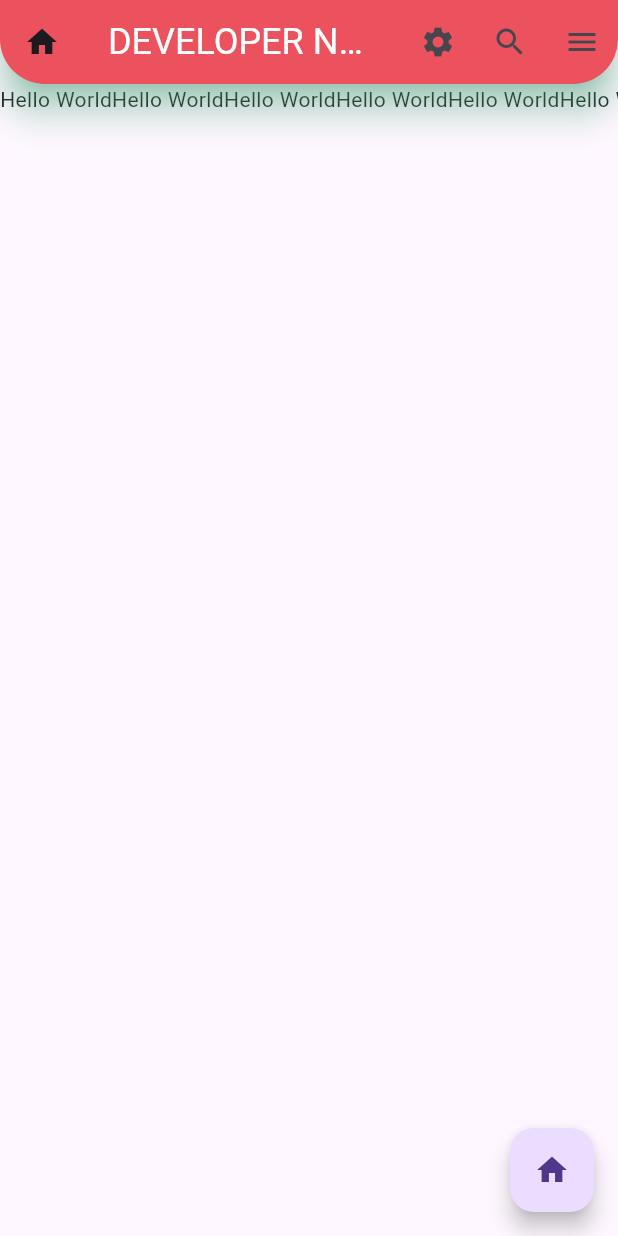
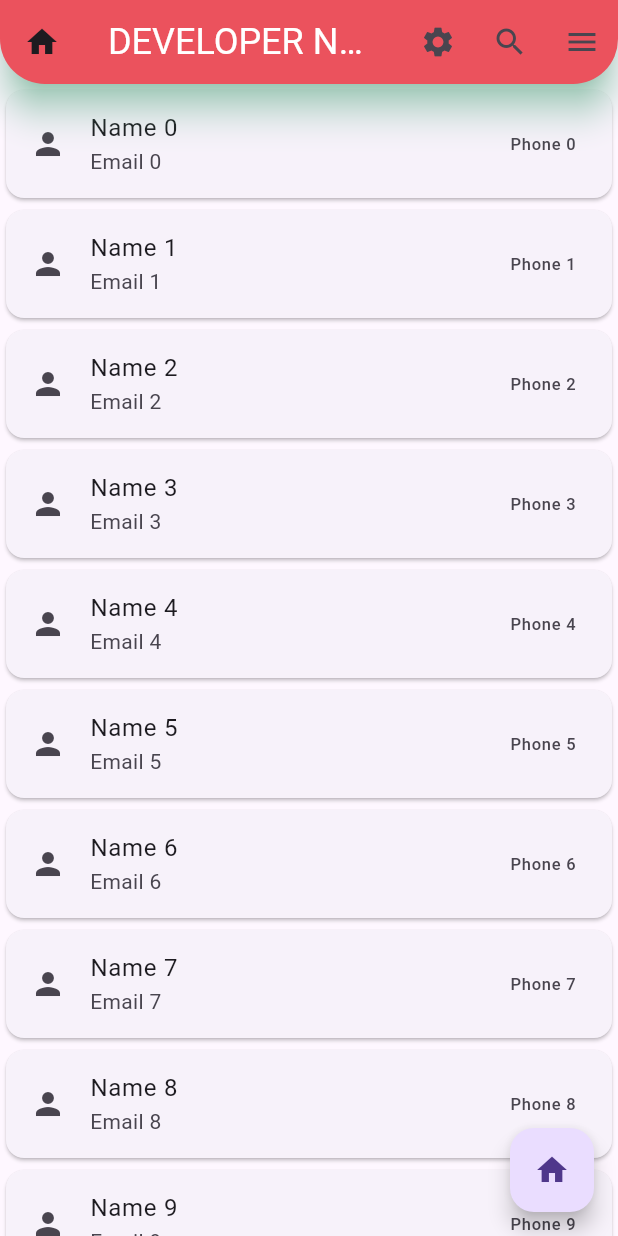
Before and after one commit to nayzawaungnza/flutter_application_1, a Flutter app: the screen it shows after launch, on a phone screen of 412 x 824 dp. Run offline on Flutter 3.47's test engine with Material 3 defaults, Android fonts, the phone set to English and light mode, and no system bars; Roboto replaces fonts that are missing (SansQH).

Commit message:
list tile

```diff
--- a/lib/main.dart
+++ b/lib/main.dart
@@ -5,7 +5,11 @@ void main() {
 }
 
 class MyApp extends StatelessWidget {
-  const MyApp({super.key});
+  // const MyApp({super.key});
+  List<Contact> _list = List.generate(100, (index) {
+    return Contact(
+        name: 'Name $index', email: 'Email $index', phone: 'Phone $index');
+  });
 
   @override
   Widget build(BuildContext context) {
@@ -51,20 +55,18 @@ class MyApp extends StatelessWidget {
               borderRadius: BorderRadius.only(
                   bottomLeft: Radius.circular(30),
                   bottomRight: Radius.circular(30)))),
-      body: ListView(
-        scrollDirection: Axis.horizontal,
-        children: [
-          Text('Hello World'),
-          Text('Hello World'),
-          Text('Hello World'),
-          Text('Hello World'),
-          Text('Hello World'),
-          Text('Hello World'),
-          Text('Hello World'),
-          Text('Hello World'),
-          Text('Hello World'),
-        ],
-      ),
+      body: ListView.builder(
+          itemCount: _list.length,
+          itemBuilder: (BuildContext context, index) {
+            return Card(
+              child: ListTile(
+                title: Text(_list[index].name!),
+                subtitle: Text(_list[index].email!),
+                trailing: Text(_list[index].phone!),
+                leading: Icon(Icons.person),
+              ),
+            );
+          }),
       floatingActionButton: FloatingActionButton(
           child: Icon(Icons.home),
           onPressed: () {
@@ -73,3 +75,10 @@ class MyApp extends StatelessWidget {
     );
   }
 }
+
+class Contact {
+  final String? name;
+  final String? phone;
+  final String? email;
+  Contact({this.name, this.phone, this.email});
+}
```
